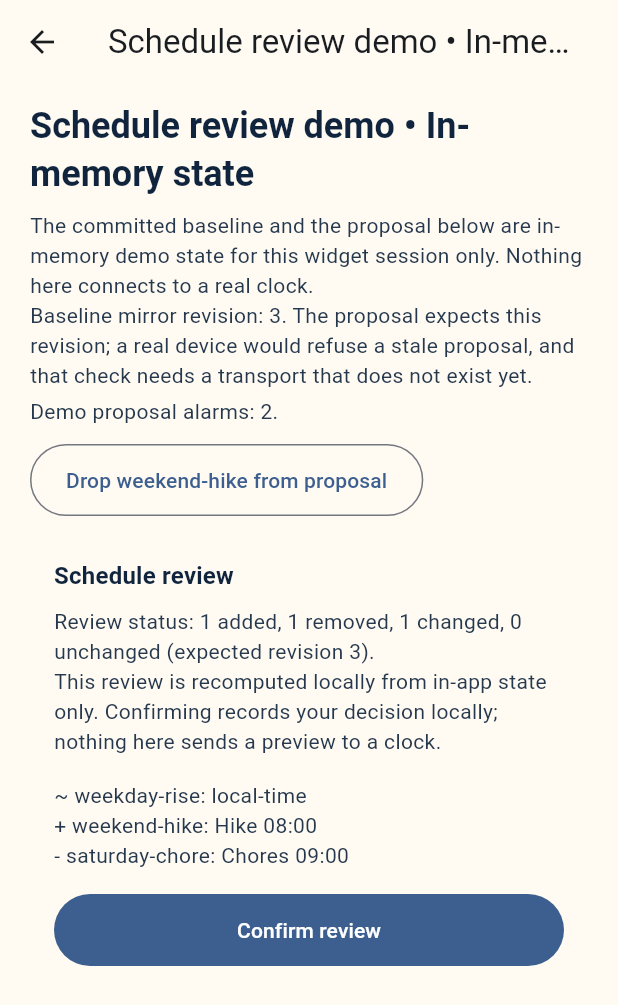
After one commit to rwrife/dawn-dock, a Flutter app: the screen it shows after launch, after a tap on "Open schedule review demo", on a phone screen of 412 x 824 dp. The commit adds this screen. Shown: the top 1005 px of the screen. Run offline on Flutter 3.47's test engine with Material 3 defaults, Android fonts, the phone set to English and light mode, and no system bars.

Commit message:
feat(app): add host-tested accessible schedule review panel and demo page (#60)
- ui/schedule_review_panel.dart renders a ScheduleDiff as text-only
  live-region status plus one line per changed/added/removed alarm,
  matching ScheduleDiff.summaryText wording line-for-line; wire-invalid
  proposals (duplicate ids, over-capacity via DeviceScheduleStore bounds)
  surface as an explicit refusal with confirm disabled, and confirm emits
  the locally computed diff through an injected callback only
- ui/schedule_review_demo_page.dart mounts the panel over a seeded
  in-memory baseline (revision 3) with a toggleable proposal alarm;
  home navigation gains an 'Open schedule review demo' entry after the
  existing FocusTraversalGroup block
- 16 new host widget tests (panel + demo page) including refusal gating,
  truthful empty-diff confirmation, live-region semantics, 48-logical-
  pixel targets, and 320-logical-pixel 200%-text rendering
- verification matrix banner + CONN-03, app README, and root README
  updated in the same commit, naming what remains open (no transport,
  no preview/apply envelope sent, no device apply token)

Host widget evidence only: no transport, no device receipt, no physical
screen-reader evidence.

Closes #59

Co-authored-by: rwrife <rwrife@users.noreply.github.com>

```diff
--- a/app/lib/main.dart
+++ b/app/lib/main.dart
@@ -4,6 +4,7 @@ import 'package:flutter/material.dart';
 
 import 'demo_controller.dart';
 import 'ui/backup_demo_page.dart';
+import 'ui/schedule_review_demo_page.dart';
 
 void main() => runApp(const MyApp());
 
@@ -185,6 +186,20 @@ class _DemoHomePageState extends State<DemoHomePage> {
                       label: const Text('Open backup demo'),
                     ),
                   ),
+                  const SizedBox(height: 16),
+                  Align(
+                    alignment: AlignmentDirectional.centerStart,
+                    child: FilledButton.tonalIcon(
+                      key: const ValueKey('schedule-review-demo'),
+                      onPressed: () => Navigator.of(context).push(
+                        MaterialPageRoute<void>(
+                          builder: (_) => const ScheduleReviewDemoPage(),
+                        ),
+                      ),
+                      icon: const Icon(Icons.rate_review_outlined),
+                      label: const Text('Open schedule review demo'),
+                    ),
+                  ),
                 ],
               ),
             ),
--- /dev/null
+++ b/app/lib/ui/schedule_review_demo_page.dart
@@ -0,0 +1,183 @@
+/// Demo-scoped screen mounting [ScheduleReviewPanel] over seeded in-memory
+/// schedule state.
+///
+/// The baseline is a [DeviceScheduleStore] mirror seeded with two committed
+/// alarms (revision 3); the proposal starts as one changed copy of an
+/// existing alarm, one kept alarm, and one new alarm — so the panel opens
+/// showing one changed, one added, and one removed line. Demo-local controls
+/// add or drop the new proposal alarm so host tests can pin that the review
+/// recomputes from current inputs. Confirming records the locally computed
+/// diff on-screen only.
+///
+/// Honest scope of what this is NOT:
+///
+/// * Nothing is previewed or applied to a device: no transport, no
+///   `schedule.preview`/`schedule.apply` envelope, no device-issued apply
+///   token, no revision-conflict handling over a session. The baseline
+///   mirror's revision never advances; "confirmed" here means the demo
+///   displayed the confirmed counts, nothing more.
+/// * The stores are fresh in-memory session state; edits made elsewhere in
+///   the app are not shared here.
+/// * No real calendar import, pairing, or secure storage is involved.
+library;
+
+import 'package:flutter/material.dart';
+
+import '../domain/alarm_draft.dart';
+import '../domain/schedule_diff.dart';
+import '../domain/schedule_store.dart';
+import 'schedule_review_panel.dart';
+
+AlarmDraft _alarm({
+  required String id,
+  required String label,
+  required int localHour,
+  required int localMinute,
+  Set<int> days = const {1, 2, 3, 4, 5},
+}) => AlarmDraft(
+  id: id,
+  label: label,
+  enabled: true,
+  localHour: localHour,
+  localMinute: localMinute,
+  days: days,
+  timezone: 'America/New_York',
+  snoozeMinutes: 9,
+  volume: 45,
+  sound: 'gentle-1',
+  source: DraftSource.manual,
+);
+
+/// Committed baseline shared by the demo (revision 3).
+final List<AlarmDraft> kDemoBaselineAlarms = List.unmodifiable([
+  _alarm(id: 'weekday-rise', label: 'Workday', localHour: 7, localMinute: 0),
+  _alarm(id: 'saturday-chore', label: 'Chores', localHour: 9, localMinute: 0),
+]);
+
+/// Proposal content of the demo: `weekday-rise` moved to 7:30, a new
+/// `weekend-hike` alarm, and `saturday-chore` intentionally absent (an
+/// intentional removal).
+final List<AlarmDraft> kDemoProposalBase = List.unmodifiable([
+  _alarm(id: 'weekday-rise', label: 'Workday', localHour: 7, localMinute: 30),
+]);
+
+/// Extra proposal alarm toggled by the demo control.
+final AlarmDraft kDemoProposalExtra = _alarm(
+  id: 'weekend-hike',
+  label: 'Hike',
+  localHour: 8,
+  localMinute: 0,
+  days: const {6, 7},
+);
+
+/// Schedule-review demo page over seeded in-memory state.
+class ScheduleReviewDemoPage extends StatefulWidget {
+  const ScheduleReviewDemoPage({super.key});
+
+  @override
+  State<ScheduleReviewDemoPage> createState() => _ScheduleReviewDemoPageState();
+}
+
+class _ScheduleReviewDemoPageState extends State<ScheduleReviewDemoPage> {
+  late final DeviceScheduleStore _schedule;
+  bool _includeExtra = true;
+  ScheduleDiff? _confirmedDiff;
+
+  @override
+  void initState() {
+    super.initState();
+    _schedule = DeviceScheduleStore();
+    _schedule.replaceAll(revision: 3, alarms: kDemoBaselineAlarms);
+  }
+
+  List<AlarmDraft> get _proposal => [
+    ...kDemoProposalBase,
+    if (_includeExtra) kDemoProposalExtra,
+  ];
+
+  void _onConfirm(ScheduleDiff diff) {
+    setState(() => _confirmedDiff = diff);
+  }
+
+  @override
+  Widget build(BuildContext context) {
+    final confirmed = _confirmedDiff;
+    return Scaffold(
+      appBar: AppBar(title: const Text('Schedule review demo • In-memory')),
+      body: SafeArea(
+        child: SingleChildScrollView(
+          padding: const EdgeInsets.fromLTRB(20, 12, 20, 32),
+          child: Center(
+            child: ConstrainedBox(
+              constraints: const BoxConstraints(maxWidth: 640),
+              child: Column(
+                crossAxisAlignment: CrossAxisAlignment.stretch,
+                children: [
+                  Text(
+                    'Schedule review demo • In-memory state',
+                    style: Theme.of(context).textTheme.headlineSmall,
+                  ),
+                  const SizedBox(height: 8),
+                  const Text(
+                    'The committed baseline and the proposal below are '
+                    'in-memory demo state for this widget session only. '
+                    'Nothing here connects to a real clock.',
+                    key: ValueKey('no-hardware-notice'),
+                  ),
+                  const Text(
+                    'Baseline mirror revision: 3. The proposal expects this '
+                    'revision; a real device would refuse a stale proposal, '
+                    'and that check needs a transport that does not exist '
+                    'yet.',
+                    key: ValueKey('revision-notice'),
+                  ),
+                  const SizedBox(height: 4),
+                  Text(
+                    'Demo proposal alarms: ${_proposal.length}.',
+                    key: ValueKey('proposal-count'),
+                  ),
+                  const SizedBox(height: 12),
+                  Wrap(
+                    spacing: 12,
+                    runSpacing: 12,
+                    children: [
+                      OutlinedButton(
+                        key: const ValueKey('toggle-extra'),
+                        style: OutlinedButton.styleFrom(
+                          minimumSize: const Size(48, 48),
+                        ),
+                        onPressed: () =>
+                            setState(() => _includeExtra = !_includeExtra),
+                        child: Text(
+                          _includeExtra
+                              ? 'Drop weekend-hike from proposal'
+                              : 'Add weekend-hike to proposal',
+                        ),
+                      ),
+                    ],
+                  ),
+                  const SizedBox(height: 12),
+                  ScheduleReviewPanel(
+                    baseline: _schedule.committedAlarms,
+                    proposal: _proposal,
+                    expectedRevision: _schedule.knownRevision,
+                    onConfirm: _onConfirm,
+                  ),
+                  if (confirmed != null)
+                    Text(
+                      'Confirmed locally: ${confirmed.added.length} added, '
+                      '${confirmed.removed.length} removed, '
+                      '${confirmed.changed.length} changed. Not sent to any '
+                      'device; the baseline mirror is unchanged at revision '
+                      '${_schedule.knownRevision}.',
+                      key: const ValueKey('confirmed-notice'),
+                    ),
+                ],
+              ),
+            ),
+          ),
+        ),
+      ),
+    );
+  }
+}
--- /dev/null
+++ b/app/lib/ui/schedule_review_panel.dart
@@ -0,0 +1,153 @@
+/// Accessible host-rendered review of a [ScheduleDiff].
+///
+/// Renders the deterministic diff produced by [diffSchedule] as explicit
+/// text — a status header plus one line per changed (`~`, with its stable
+/// field-change codes), added (`+`), and removed (`-`) alarm — and routes
+/// the single confirm action through an injected callback so a screen can
+/// never mutate a store or send anything by itself:
+///
+/// * The diff is recomputed from the current inputs on every build; the
+///   panel holds no cached review state, so a proposal edited elsewhere is
+///   always reflected before confirm.
+/// * A proposal the wire contract would refuse (over capacity or duplicate
+///   ids) is surfaced as an explicit refusal status and confirm is
+///   disabled (`onPressed: null`); the panel never swallows the
+///   `ArgumentError` silently and never invokes the confirm callback in
+///   that state.
+/// * An empty diff is labeled truthfully as "no changes" and confirm still
+///   fires with the empty diff, so the caller decides what (if anything) a
+///   no-op means.
+/// * Status is conveyed in text only (never color alone) and marked as a
+///   live-region semantic node so screen readers announce transitions.
+/// * The panel adds no animations, so reduced-motion behavior holds by
+///   construction, and every control carries an explicit 48-logical-pixel
+///   minimum size independent of any app theme.
+///
+/// Detail lines mirror the exact wording of [ScheduleDiff.summaryText] so a
+/// test can pin domain and rendering to one contract.
+///
+/// This is a presentation shell only: it performs no I/O, sends no
+/// preview/apply envelope, validates no device token, and claims no device
+/// receipt. The confirm callback receives the locally computed diff; what
+/// happens next (envelope framing, transport, refusal handling) belongs to
+/// the future transport slice.
+library;
+
+import 'package:flutter/material.dart';
+
+import '../domain/alarm_draft.dart';
+import '../domain/schedule_diff.dart';
+
+/// Schedule review panel over a caller-supplied baseline/proposal pair.
+class ScheduleReviewPanel extends StatelessWidget {
+  const ScheduleReviewPanel({
+    super.key,
+    required this.baseline,
+    required this.proposal,
+    required this.expectedRevision,
+    required this.onConfirm,
+  });
+
+  /// What the app currently believes is committed (e.g.
+  /// `DeviceScheduleStore.committedAlarms`). The panel does not validate it
+  /// — refusals are for proposals, matching [diffSchedule]'s contract.
+  final Iterable<AlarmDraft> baseline;
+
+  /// The complete intended replacement set under review.
+  final Iterable<AlarmDraft> proposal;
+
+  /// Revision the proposal expects the device to be at; rendered verbatim
+  /// in the status header and validated against the device only once a
+  /// transport exists.
+  final int expectedRevision;
+
+  /// Invoked with the locally computed diff when the user confirms. Never
+  /// invoked while the panel reports a refusal.
+  final void Function(ScheduleDiff diff) onConfirm;
+
+  String _statusMessage(ScheduleDiff? diff, String? refusalMessage) {
+    if (refusalMessage != null) {
+      return 'Review status: proposal refused: $refusalMessage. '
+          'Confirm is disabled; nothing will be previewed or applied.';
+    }
+    final d = diff!;
+    if (d.isEmpty) {
+      return 'Review status: no changes; the proposal matches the '
+          'committed schedule (expected revision $expectedRevision).';
+    }
+    return 'Review status: ${d.added.length} added, ${d.removed.length} '
+        'removed, ${d.changed.length} changed, ${d.unchanged.length} '
+        'unchanged (expected revision $expectedRevision).';
+  }
+
+  ButtonStyle get _actionStyle =>
+      FilledButton.styleFrom(minimumSize: const Size(48, 48));
+
+  @override
+  Widget build(BuildContext context) {
+    ScheduleDiff? computed;
+    String? refusalMessage;
+    try {
+      computed = diffSchedule(
+        baseline: baseline,
+        proposal: proposal,
+        expectedRevision: expectedRevision,
+      );
+    } on ArgumentError catch (error) {
+      refusalMessage = error.message?.toString() ?? 'proposal is invalid';
+    }
+    final diff = computed;
+    final status = _statusMessage(diff, refusalMessage);
+
+    return SingleChildScrollView(
+      padding: const EdgeInsets.all(16),
+      child: Column(
+        crossAxisAlignment: CrossAxisAlignment.stretch,
+        children: [
+          Text(
+            'Schedule review',
+            style: Theme.of(context).textTheme.titleMedium,
+          ),
+          const SizedBox(height: 8),
+          Semantics(
+            liveRegion: true,
+            label: status,
+            excludeSemantics: true,
+            child: Text(status, key: const ValueKey('schedule-review-status')),
+          ),
+          const Text(
+            'This review is recomputed locally from in-app state only. '
+            'Confirming records your decision locally; nothing here sends a '
+            'preview to a clock.',
+            key: ValueKey('local-only-notice'),
+          ),
+          const SizedBox(height: 16),
+          if (diff != null && !diff.isEmpty) ...[
+            for (final c in diff.changed)
+              Text(
+                '~ ${c.id}: ${c.fieldCodes.join(', ')}',
+                key: ValueKey('changed-${c.id}'),
+              ),
+            for (final a in diff.added)
+              Text(
+                '+ ${a.id}: ${a.label} ${a.localTime}',
+                key: ValueKey('added-${a.id}'),
+              ),
+            for (final a in diff.removed)
+              Text(
+                '- ${a.id}: ${a.label} ${a.localTime}',
+                key: ValueKey('removed-${a.id}'),
+              ),
+            const SizedBox(height: 16),
+          ],
+          FilledButton(
+            key: const ValueKey('confirm-review'),
+            style: _actionStyle,
+            onPressed: diff == null ? null : () => onConfirm(diff),
+            child: const Text('Confirm review'),
+          ),
+        ],
+      ),
+    );
+  }
+}
```
Also changed, not shown: 5 other files.
